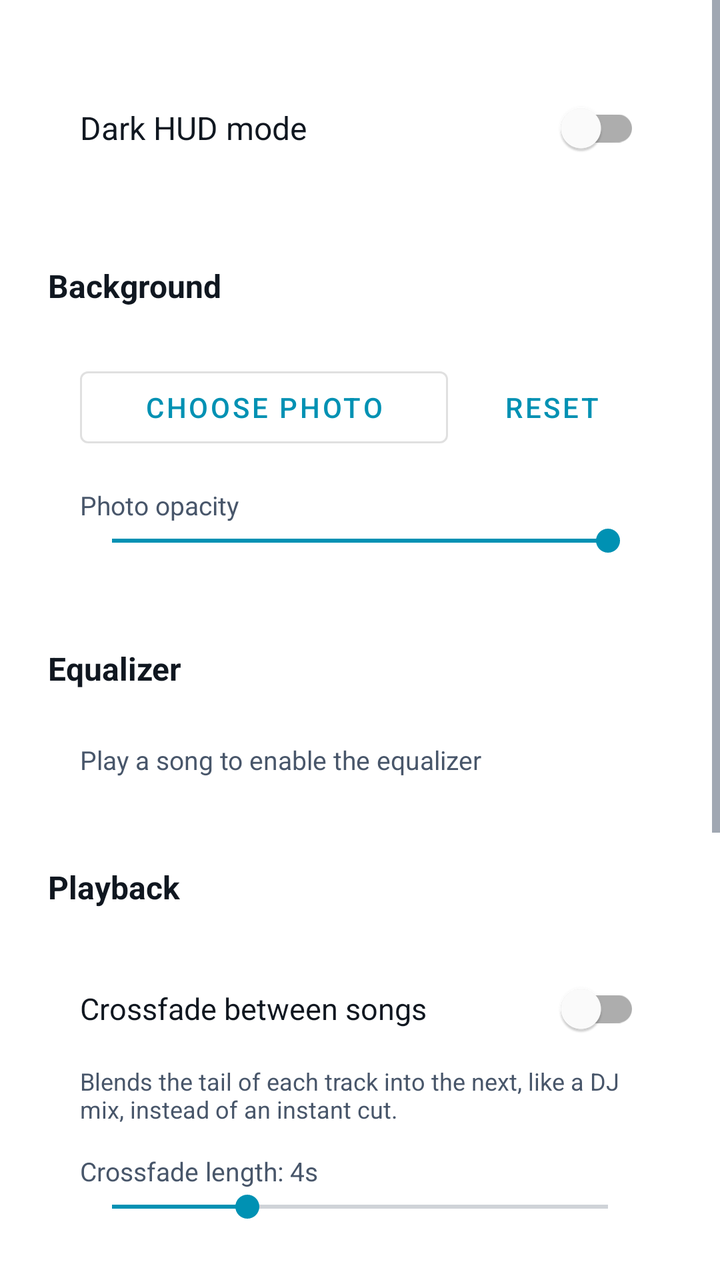
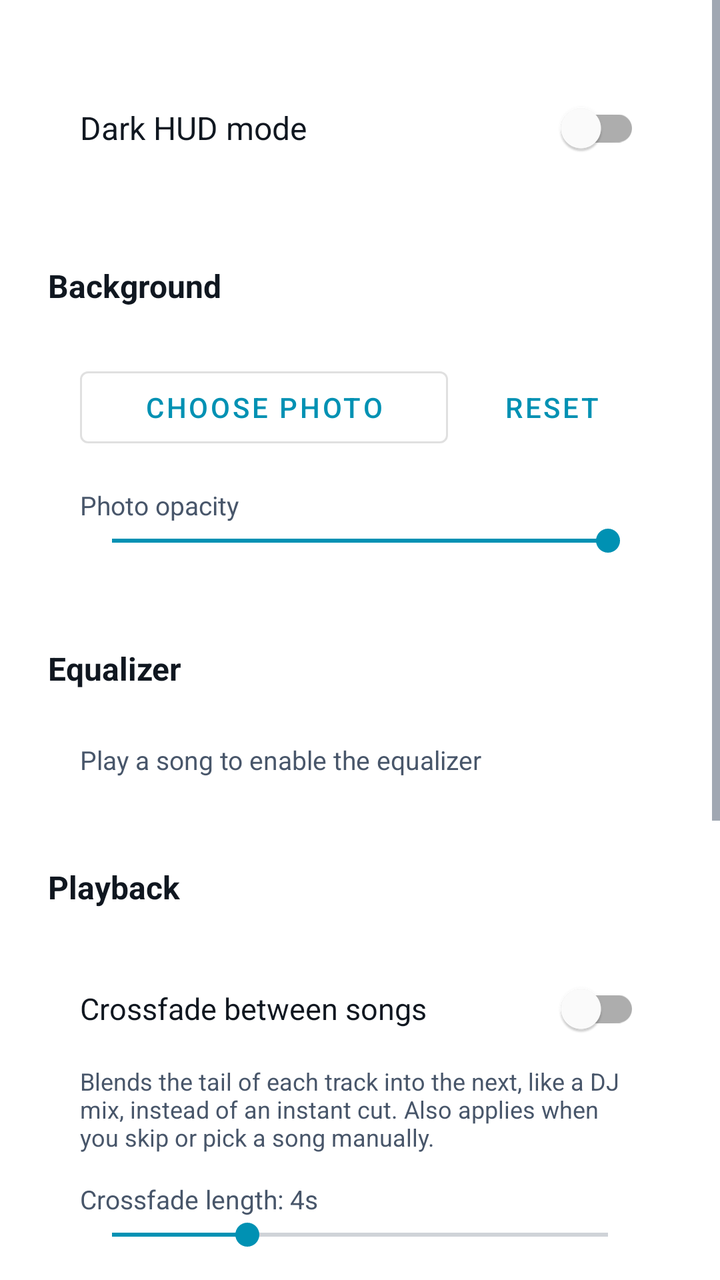

Compare the two renders of this Android layout. The source of the first and the diff that turns it into the second are given below.
<!-- AndroidManifest.xml: application theme Theme.MediaPrayer -->
<!-- res/layout/fragment_signal.xml -->
<?xml version="1.0" encoding="utf-8"?>
<ScrollView xmlns:android="http://schemas.android.com/apk/res/android"
    android:layout_width="match_parent"
    android:layout_height="match_parent">

    <LinearLayout
        android:layout_width="match_parent"
        android:layout_height="wrap_content"
        android:orientation="vertical"
        android:padding="24dp">

        <LinearLayout
            android:layout_width="match_parent"
            android:layout_height="wrap_content"
            android:orientation="horizontal"
            android:background="@drawable/bg_card"
            android:padding="16dp"
            android:gravity="center_vertical">

            <TextView
                android:layout_width="0dp"
                android:layout_height="wrap_content"
                android:layout_weight="1"
                android:text="Dark HUD mode"
                android:textColor="@color/text_primary"
                android:textSize="16sp" />

            <com.google.android.material.switchmaterial.SwitchMaterial
                android:id="@+id/theme_switch"
                android:layout_width="wrap_content"
                android:layout_height="wrap_content" />
        </LinearLayout>

        <TextView
            android:layout_width="match_parent"
            android:layout_height="wrap_content"
            android:layout_marginTop="28dp"
            android:text="Background"
            android:textColor="@color/text_primary"
            android:textSize="16sp"
            android:textStyle="bold" />

        <LinearLayout
            android:layout_width="match_parent"
            android:layout_height="wrap_content"
            android:orientation="vertical"
            android:background="@drawable/bg_card"
            android:padding="16dp"
            android:layout_marginTop="10dp">

            <LinearLayout
                android:layout_width="match_parent"
                android:layout_height="wrap_content"
                android:orientation="horizontal">

                <com.google.android.material.button.MaterialButton
                    android:id="@+id/btn_choose_photo"
                    android:layout_width="0dp"
                    android:layout_height="wrap_content"
                    android:layout_weight="1"
                    android:text="Choose photo"
                    style="@style/Widget.MaterialComponents.Button.OutlinedButton" />

                <com.google.android.material.button.MaterialButton
                    android:id="@+id/btn_clear_photo"
                    android:layout_width="wrap_content"
                    android:layout_height="wrap_content"
                    android:layout_marginStart="8dp"
                    android:text="Reset"
                    style="@style/Widget.MaterialComponents.Button.TextButton" />
            </LinearLayout>

            <TextView
                android:layout_width="match_parent"
                android:layout_height="wrap_content"
                android:layout_marginTop="16dp"
                android:text="Photo opacity"
                android:textColor="@color/text_secondary"
                android:textSize="13sp" />

            <SeekBar
                android:id="@+id/opacity_slider"
                android:layout_width="match_parent"
                android:layout_height="wrap_content"
                android:max="100"
                android:progress="100"
                android:progressTint="@color/accent_cyan"
                android:thumbTint="@color/accent_cyan" />

        </LinearLayout>

        <TextView
            android:layout_width="match_parent"
            android:layout_height="wrap_content"
            android:layout_marginTop="28dp"
            android:text="Equalizer"
            android:textColor="@color/text_primary"
            android:textSize="16sp"
            android:textStyle="bold" />

        <LinearLayout
            android:id="@+id/equalizer_container"
            android:layout_width="match_parent"
            android:layout_height="wrap_content"
            android:orientation="vertical"
            android:background="@drawable/bg_card"
            android:padding="16dp"
            android:layout_marginTop="10dp">

            <TextView
                android:id="@+id/equalizer_status"
                android:layout_width="match_parent"
                android:layout_height="wrap_content"
                android:text="Play a song to enable the equalizer"
                android:textColor="@color/text_secondary"
                android:textSize="13sp" />

        </LinearLayout>

        <TextView
            android:layout_width="match_parent"
            android:layout_height="wrap_content"
            android:layout_marginTop="28dp"
            android:text="Playback"
            android:textColor="@color/text_primary"
            android:textSize="16sp"
            android:textStyle="bold" />

        <LinearLayout
            android:layout_width="match_parent"
            android:layout_height="wrap_content"
            android:orientation="vertical"
            android:background="@drawable/bg_card"
            android:padding="16dp"
            android:layout_marginTop="10dp">

            <LinearLayout
                android:layout_width="match_parent"
                android:layout_height="wrap_content"
                android:orientation="horizontal"
                android:gravity="center_vertical">

                <TextView
                    android:layout_width="0dp"
                    android:layout_height="wrap_content"
                    android:layout_weight="1"
                    android:text="Crossfade between songs"
                    android:textColor="@color/text_primary"
                    android:textSize="15sp" />

                <com.google.android.material.switchmaterial.SwitchMaterial
                    android:id="@+id/crossfade_switch"
                    android:layout_width="wrap_content"
                    android:layout_height="wrap_content" />
            </LinearLayout>

            <TextView
                android:layout_width="match_parent"
                android:layout_height="wrap_content"
                android:layout_marginTop="4dp"
                android:text="Blends the tail of each track into the next, like a DJ mix, instead of an instant cut."
                android:textColor="@color/text_secondary"
                android:textSize="12sp" />

            <TextView
                android:id="@+id/crossfade_length_label"
                android:layout_width="match_parent"
                android:layout_height="wrap_content"
                android:layout_marginTop="14dp"
                android:text="Crossfade length: 4s"
                android:textColor="@color/text_secondary"
                android:textSize="13sp" />

            <SeekBar
                android:id="@+id/crossfade_length_slider"
                android:layout_width="match_parent"
                android:layout_height="wrap_content"
                android:max="11"
                android:progress="3"
                android:progressTint="@color/accent_cyan"
                android:thumbTint="@color/accent_cyan" />

            <View
                android:layout_width="match_parent"
                android:layout_height="1dp"
                android:layout_marginVertical="14dp"
                android:background="@color/divider" />

            <LinearLayout
                android:layout_width="match_parent"
                android:layout_height="wrap_content"
                android:orientation="horizontal"
                android:gravity="center_vertical">

                <TextView
                    android:layout_width="0dp"
                    android:layout_height="wrap_content"
                    android:layout_weight="1"
                    android:text="Volume Normalization"
                    android:textColor="@color/text_primary"
                    android:textSize="15sp" />

                <com.google.android.material.switchmaterial.SwitchMaterial
                    android:id="@+id/normalization_switch"
                    android:layout_width="wrap_content"
                    android:layout_height="wrap_content" />
            </LinearLayout>

            <TextView
                android:layout_width="match_parent"
                android:layout_height="wrap_content"
                android:layout_marginTop="4dp"
                android:text="Evens out volume between tracks using embedded ReplayGain tags (from tools like Mp3Gain or foobar2000). Tracks without a tag play at normal volume."
                android:textColor="@color/text_secondary"
                android:textSize="12sp" />

        </LinearLayout>

        <TextView
            android:layout_width="match_parent"
            android:layout_height="wrap_content"
            android:layout_marginTop="28dp"
            android:text="Listening Analytics"
            android:textColor="@color/text_primary"
            android:textSize="16sp"
            android:textStyle="bold" />

        <LinearLayout
            android:id="@+id/analytics_container"
            android:layout_width="match_parent"
            android:layout_height="wrap_content"
            android:orientation="vertical"
            android:background="@drawable/bg_card"
            android:padding="16dp"
            android:layout_marginTop="10dp">

            <TextView
                android:id="@+id/analytics_summary"
                android:layout_width="match_parent"
                android:layout_height="wrap_content"
                android:text="No listening history yet -- play some songs and check back here."
                android:textColor="@color/text_secondary"
                android:textSize="13sp" />

            <TextView
                android:id="@+id/analytics_top_songs_header"
                android:layout_width="match_parent"
                android:layout_height="wrap_content"
                android:layout_marginTop="14dp"
                android:text="Top played"
                android:textColor="@color/text_primary"
                android:textSize="13sp"
                android:textStyle="bold"
                android:visibility="gone" />

            <LinearLayout
                android:id="@+id/analytics_top_songs_list"
                android:layout_width="match_parent"
                android:layout_height="wrap_content"
                android:orientation="vertical"
                android:layout_marginTop="4dp" />

            <TextView
                android:id="@+id/analytics_top_genres_header"
                android:layout_width="match_parent"
                android:layout_height="wrap_content"
                android:layout_marginTop="14dp"
                android:text="Top genres"
                android:textColor="@color/text_primary"
                android:textSize="13sp"
                android:textStyle="bold"
                android:visibility="gone" />

            <LinearLayout
                android:id="@+id/analytics_top_genres_list"
                android:layout_width="match_parent"
                android:layout_height="wrap_content"
                android:orientation="vertical"
                android:layout_marginTop="4dp" />

        </LinearLayout>

        <TextView
            android:layout_width="match_parent"
            android:layout_height="wrap_content"
            android:layout_marginTop="28dp"
            android:text="Sleep timer"
            android:textColor="@color/text_primary"
            android:textSize="16sp"
            android:textStyle="bold" />

        <com.google.android.material.chip.ChipGroup
            android:id="@+id/sleep_timer_group"
            android:layout_width="match_parent"
            android:layout_height="wrap_content"
            android:layout_marginTop="10dp" />

    </LinearLayout>
</ScrollView>
<!-- resources referenced by this layout -->
<resources>
  <color name="accent_cyan">#0091B3</color>
  <color name="divider">#66FFFFFF</color>
  <color name="text_primary">#101720</color>
  <color name="text_secondary">#48566A</color>
  <!-- drawable bg_card (drawable) -->
  <?xml version="1.0" encoding="utf-8"?>
  <shape xmlns:android="http://schemas.android.com/apk/res/android" android:shape="rectangle">
      <gradient
          android:type="linear"
          android:angle="90"
          android:startColor="#20FFFFFF"
          android:endColor="@color/surface_card" />
      <corners android:radius="18dp" />
      <stroke android:width="1dp" android:color="@color/divider" />
  </shape>
  <style name="Theme.MediaPrayer" parent="Theme.MaterialComponents.DayNight.NoActionBar">
          <item name="colorPrimary">@color/accent_cyan</item>
          <item name="colorPrimaryDark">@color/bg_base</item>
          <item name="colorAccent">@color/accent_violet</item>
          <item name="android:windowBackground">@android:color/transparent</item>
          <item name="android:statusBarColor">@color/bg_base</item>
          <item name="android:navigationBarColor">@color/bg_base</item>
          <item name="android:textColorPrimary">@color/text_primary</item>
          <item name="android:textColorSecondary">@color/text_secondary</item>
      </style>
  <color name="surface_card">#B3FFFFFF</color>
  <color name="bg_base">#EDF2F7</color>
  <color name="accent_violet">#5B3DE0</color>
</resources>

<!-- the commit's change to res/layout/fragment_signal.xml (unified diff, before → after) -->
@@ -158,7 +158,7 @@
                 android:layout_width="match_parent"
                 android:layout_height="wrap_content"
                 android:layout_marginTop="4dp"
-                android:text="Blends the tail of each track into the next, like a DJ mix, instead of an instant cut."
+                android:text="Blends the tail of each track into the next, like a DJ mix, instead of an instant cut. Also applies when you skip or pick a song manually."
                 android:textColor="@color/text_secondary"
                 android:textSize="12sp" />
 
